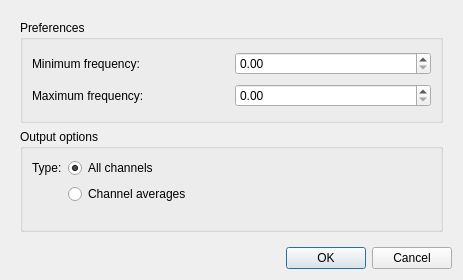
First picture: the form in designer_ui_files/TSEPlotDialogUi.ui, repository cibr-jyu/meggie, before the edit.
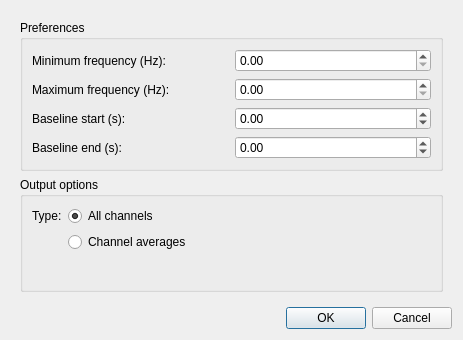
Second picture: the form after the edit.

Commit message: Add baseline correction to TSE's

Patch:
```diff
--- a/designer_ui_files/TSEPlotDialogUi.ui
+++ b/designer_ui_files/TSEPlotDialogUi.ui
@@ -7,7 +7,7 @@
     <x>0</x>
     <y>0</y>
     <width>463</width>
-    <height>280</height>
+    <height>340</height>
    </rect>
   </property>
   <property name="windowTitle">
@@ -42,7 +42,7 @@
         <x>0</x>
         <y>0</y>
         <width>445</width>
-        <height>230</height>
+        <height>290</height>
        </rect>
       </property>
       <property name="minimumSize">
@@ -63,7 +63,7 @@
             <item>
              <widget class="QLabel" name="labelMinFreq">
               <property name="text">
-               <string>Minimum frequency:</string>
+               <string>Minimum frequency (Hz):</string>
               </property>
              </widget>
             </item>
@@ -81,7 +81,7 @@
             <item>
              <widget class="QLabel" name="labelMaxFreq">
               <property name="text">
-               <string>Maximum frequency:</string>
+               <string>Maximum frequency (Hz):</string>
               </property>
              </widget>
             </item>
@@ -94,6 +94,48 @@
             </item>
            </layout>
           </item>
+          <item row="2" column="0">
+           <layout class="QHBoxLayout" name="horizontalLayout">
+            <item>
+             <widget class="QLabel" name="labelBaselineStart">
+              <property name="text">
+               <string>Baseline start (s):</string>
+              </property>
+             </widget>
+            </item>
+            <item>
+             <widget class="QDoubleSpinBox" name="doubleSpinBoxBaselineStart">
+              <property name="minimum">
+               <double>-99.989999999999995</double>
+              </property>
+              <property name="singleStep">
+               <double>0.100000000000000</double>
+              </property>
+             </widget>
+            </item>
+           </layout>
+          </item>
+          <item row="3" column="0">
+           <layout class="QHBoxLayout" name="horizontalLayout_2">
+            <item>
+             <widget class="QLabel" name="labelBaselineEnd">
+              <property name="text">
+               <string>Baseline end (s):</string>
+              </property>
+             </widget>
+            </item>
+            <item>
+             <widget class="QDoubleSpinBox" name="doubleSpinBoxBaselineEnd">
+              <property name="minimum">
+               <double>-99.000000000000000</double>
+              </property>
+              <property name="singleStep">
+               <double>0.100000000000000</double>
+              </property>
+             </widget>
+            </item>
+           </layout>
+          </item>
          </layout>
         </widget>
        </item>
```
The commit also changes 3 other files.
